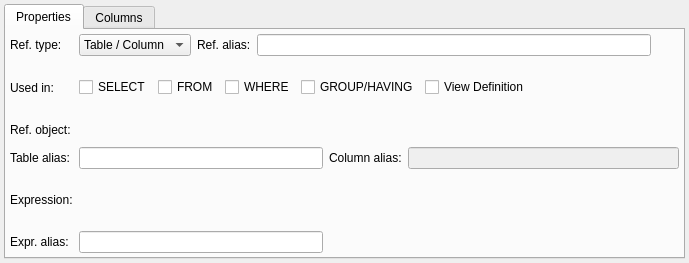
First picture: the form in libpgmodeler_ui/ui/referencewidget.ui, repository pgmodeler/pgmodeler, before the edit.
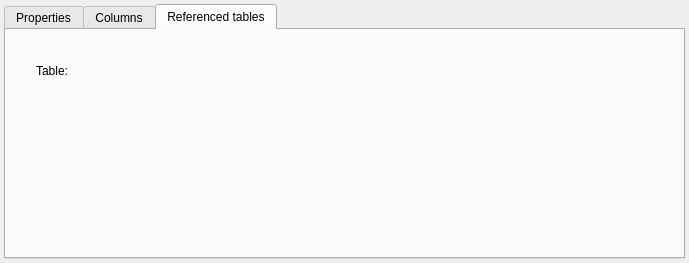
Second picture: the form after the edit. The open tabs and pages were chosen to show the change.

Commit message: Added the ability to configure referenced tables on ReferenceWidget

Patch:
```diff
--- a/libpgmodeler_ui/ui/referencewidget.ui
+++ b/libpgmodeler_ui/ui/referencewidget.ui
@@ -643,6 +643,24 @@
        </item>
       </layout>
      </widget>
+     <widget class="QWidget" name="tab_3">
+      <attribute name="title">
+       <string>Referenced tables</string>
+      </attribute>
+      <widget class="QLabel" name="ref_table_lbl">
+       <property name="geometry">
+        <rect>
+         <x>30</x>
+         <y>30</y>
+         <width>61</width>
+         <height>22</height>
+        </rect>
+       </property>
+       <property name="text">
+        <string>Table:</string>
+       </property>
+      </widget>
+     </widget>
     </widget>
    </item>
   </layout>
```
The commit also changes 5 other files.
